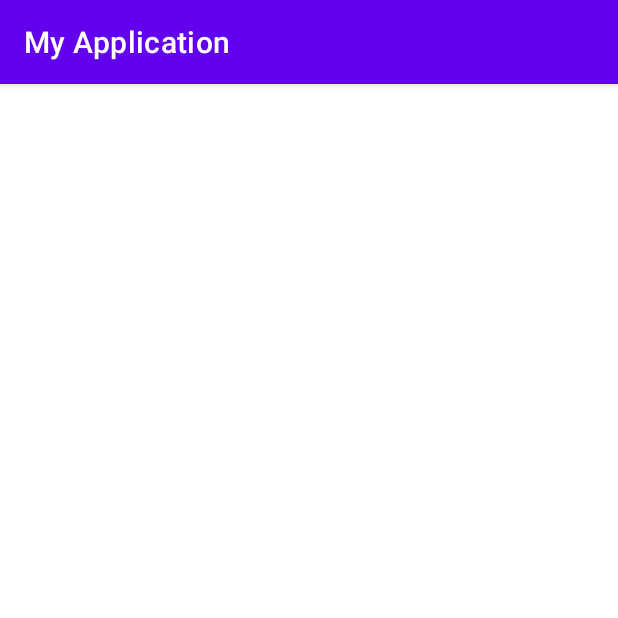
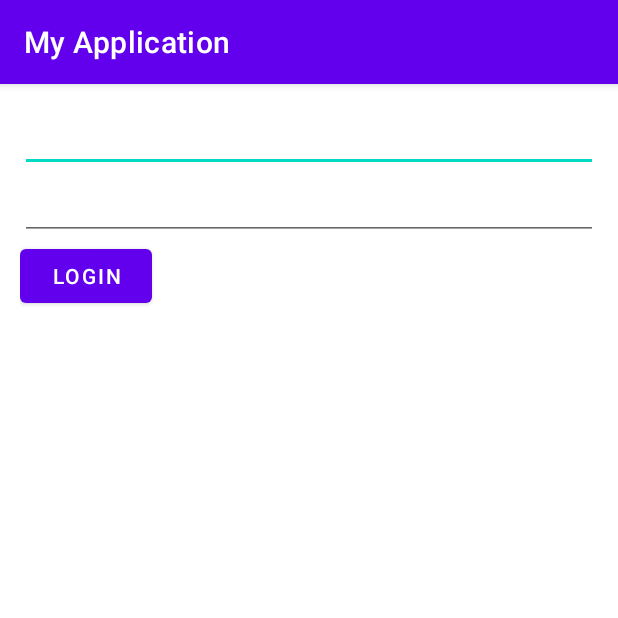
Before and after one commit to nguoido/project-jni, an Android app: the screen it shows after launch (MainActivity), on a phone screen of 412 x 824 dp, the top half of it. Run offline under Robolectric (Android 15) with nearby library versions, the phone set to English and light mode, and no system bars.

```diff
--- a/MyApplication/app/src/main/java/com/dkhai/myapplication/MainActivity.java
+++ b/MyApplication/app/src/main/java/com/dkhai/myapplication/MainActivity.java
@@ -3,12 +3,22 @@ package com.dkhai.myapplication;
 import androidx.appcompat.app.AppCompatActivity;
 
 import android.os.Bundle;
+import android.text.TextUtils;
+import android.view.View;
+import android.widget.Button;
+import android.widget.EditText;
 import android.widget.TextView;
 import android.util.Log;
+import android.widget.Toast;
 
 
 public class MainActivity extends AppCompatActivity {
     private static final String TAG = "dkhai";
+
+    private EditText et_user;
+    private EditText et_pwd;
+    private Button bt_login;
+
     // Used to load the 'native-lib' library on application startup.
     private static boolean loaded;
     static {
@@ -26,14 +36,43 @@ public class MainActivity extends AppCompatActivity {
     protected void onCreate(Bundle savedInstanceState) {
         super.onCreate(savedInstanceState);
 
-        TextView  tv = new TextView(this);
-        tv.setText( stringFromJNI() );
-        setContentView(tv);
+        setContentView(R.layout.activity_main);
+        addListenerOnButton();
     }
 
     /**
      * A native method that is implemented by the 'native-lib' native library,
      * which is packaged with this application.
      */
-    public native String stringFromJNI();
+    public native int callLogin(String username, String pwd);
+
+    public void addListenerOnButton() {
+        et_user = (EditText) this.findViewById(R.id.et_username);
+        et_pwd = (EditText) this.findViewById(R.id.et_password);
+        bt_login = (Button) this.findViewById(R.id.bt_login);
+
+        bt_login.setOnClickListener(new View.OnClickListener() {
+            @Override
+            public void onClick(View v) {
+                String username = et_user.getText().toString();
+                String password = et_pwd.getText().toString();
+
+
+                if (TextUtils.isEmpty(username) || TextUtils.isEmpty(password)) {
+                    Toast.makeText(getApplicationContext(), "Enter user and password", Toast.LENGTH_LONG).show();
+                    return;
+                }
+                int resultCode = callLogin(username, password);
+
+
+                if (resultCode == 200) {
+                    Toast.makeText(getApplicationContext(), "Right", Toast.LENGTH_LONG).show();
+                }
+                if (resultCode == 404) {
+                    Toast.makeText(getApplicationContext(), "Wrong", Toast.LENGTH_LONG).show();
+                }
+
+            }
+        });
+    }
 }
--- a/MyApplication/app/src/main/res/layout/activity_main.xml
+++ b/MyApplication/app/src/main/res/layout/activity_main.xml
@@ -1,19 +1,31 @@
 <?xml version="1.0" encoding="utf-8"?>
-<androidx.constraintlayout.widget.ConstraintLayout xmlns:android="http://schemas.android.com/apk/res/android"
-    xmlns:app="http://schemas.android.com/apk/res-auto"
-    xmlns:tools="http://schemas.android.com/tools"
+<LinearLayout android:padding="20px"
     android:layout_width="match_parent"
     android:layout_height="match_parent"
-    tools:context=".MainActivity">
+    android:orientation="vertical"
+    xmlns:android="http://schemas.android.com/apk/res/android"
+    xmlns:app="http://schemas.android.com/apk/res-auto">
 
-    <TextView
-        android:id="@+id/sample_text"
+
+
+
+    <EditText
+        android:id="@+id/et_username"
+        android:layout_width="match_parent"
+        android:layout_height="wrap_content"
+        android:inputType="" />
+
+    <EditText
+        android:id="@+id/et_password"
+        android:layout_width="match_parent"
+        android:layout_height="wrap_content"
+        android:ems="10"
+        android:inputType="textPersonName" />
+
+    <Button
+        android:id="@+id/bt_login"
         android:layout_width="wrap_content"
         android:layout_height="wrap_content"
-        android:text="abc"
-        app:layout_constraintBottom_toBottomOf="parent"
-        app:layout_constraintLeft_toLeftOf="parent"
-        app:layout_constraintRight_toRightOf="parent"
-        app:layout_constraintTop_toTopOf="parent" />
+        android:text="Login" />
 
-</androidx.constraintlayout.widget.ConstraintLayout>
+</LinearLayout>
```
Also changed, not shown: MyApplication/app/build.gradle (+0 -9 lines), 2 other files.
